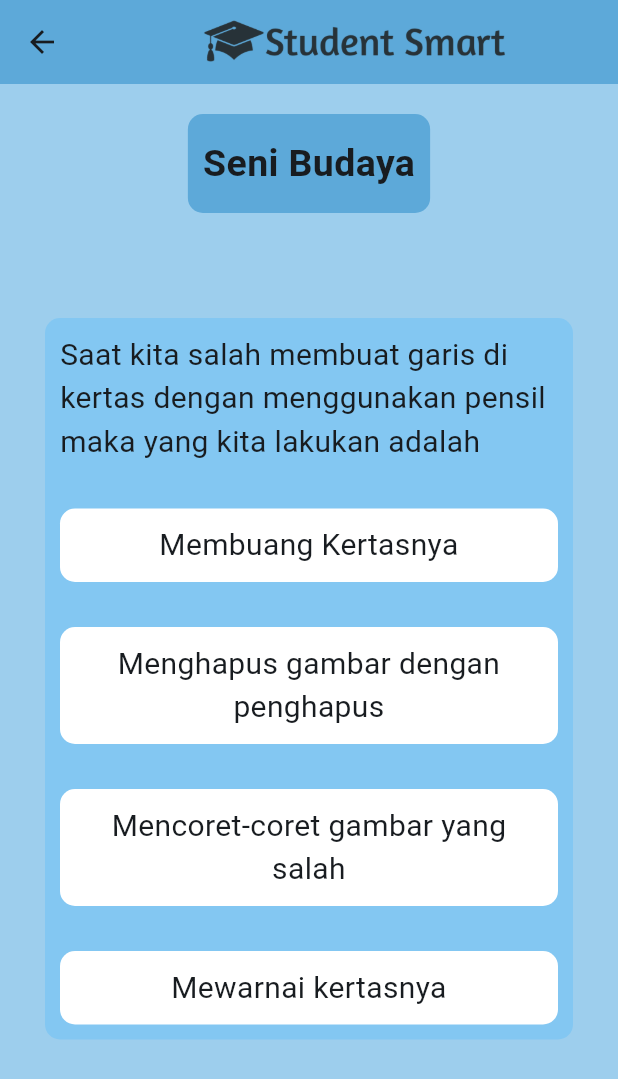
After one commit to RaflySyauqi21/student_smart, a Flutter app: the SeniBudayaPage screen opened directly, on a phone screen of 412 x 824 dp. The commit adds this screen. Shown: the top 1079 px of the screen. Run offline on Flutter 3.47's test engine with Material 3 defaults, Android fonts, the phone set to English and light mode, and no system bars.

Commit message:
Seni Budaya

```diff
--- a/lib/component/quiz_option.dart
+++ b/lib/component/quiz_option.dart
@@ -29,7 +29,11 @@ class _QuizOptionState extends State<QuizOption> {
           color: isTrue ? widget.color : Colors.white,
           borderRadius: BorderRadius.all(Radius.circular(10)),
         ),
-        child: Text(widget.name, style: TextStyle(fontSize: 20)),
+        child: Text(
+          widget.name,
+          textAlign: TextAlign.center,
+          style: TextStyle(fontSize: 20),
+        ),
       ),
     );
   }
--- a/lib/pages/quiz_selection_page.dart
+++ b/lib/pages/quiz_selection_page.dart
@@ -3,6 +3,7 @@ import 'package:student_smart/pages/bahasa_indonesia_page.dart';
 import 'package:student_smart/pages/bahasa_inggris_page.dart';
 import 'package:student_smart/pages/matematika_page.dart';
 import 'package:student_smart/pages/pendidikan_agama_page.dart';
+import 'package:student_smart/pages/seni_budaya_page.dart';
 
 class QuizSelectionpage extends StatefulWidget {
   const QuizSelectionpage({super.key});
@@ -19,12 +20,14 @@ class _QuizSelectionpageState extends State<QuizSelectionpage> {
     'Bahasa Inggris',
     'Pendidikan Agama',
     'Seni Budaya',
+    'Pendidikan Jasmani',
   ];
   List<Widget> halamanMataPelajaran = [
     BahasaIndonesiaPage(),
     MatematikaPage(),
     BahasaInggrisPage(),
     PendidikanAgamaPage(),
+    SeniBudayaPage(),
     MatematikaPage(),
   ];
   @override
--- /dev/null
+++ b/lib/pages/seni_budaya_page.dart
@@ -0,0 +1,65 @@
+import 'package:flutter/material.dart';
+import 'package:student_smart/component/quiz_option.dart';
+
+class SeniBudayaPage extends StatelessWidget {
+  const SeniBudayaPage({super.key});
+
+  @override
+  Widget build(BuildContext context) {
+    return Scaffold(
+      backgroundColor: Color.fromRGBO(157, 206, 237, 1),
+      appBar: AppBar(
+        title: Image.asset('assets/logo.png', width: 400, height: 260),
+        centerTitle: true,
+        backgroundColor: Color.fromRGBO(93, 169, 217, 1),
+      ),
+      body: Center(
+        child: Column(
+          children: [
+            SizedBox(height: 20),
+            Container(
+              padding: EdgeInsets.symmetric(vertical: 15, horizontal: 10),
+              decoration: BoxDecoration(
+                color: Color.fromRGBO(93, 169, 217, 1),
+                borderRadius: BorderRadius.all(Radius.circular(10)),
+              ),
+              child: Text(
+                'Seni Budaya',
+                style: TextStyle(fontSize: 25, fontWeight: FontWeight.bold),
+              ),
+            ),
+            SizedBox(height: 40),
+            Container(
+              padding: EdgeInsets.symmetric(vertical: 10, horizontal: 10),
+              margin: EdgeInsets.all(30),
+              decoration: BoxDecoration(
+                color: Color.fromRGBO(131, 199, 242, 1),
+                borderRadius: BorderRadius.all(Radius.circular(10)),
+              ),
+              child: Column(
+                crossAxisAlignment: CrossAxisAlignment.stretch,
+                spacing: 30,
+                children: [
+                  Text(
+                    'Saat kita salah membuat garis di kertas dengan menggunakan pensil maka yang kita lakukan adalah',
+                    style: TextStyle(fontSize: 20),
+                  ),
+                  QuizOption(name: 'Membuang Kertasnya', color: Colors.red),
+                  QuizOption(
+                    name: 'Menghapus gambar dengan penghapus',
+                    color: Colors.green,
+                  ),
+                  QuizOption(
+                    name: 'Mencoret-coret gambar yang salah',
+                    color: Colors.red,
+                  ),
+                  QuizOption(name: 'Mewarnai kertasnya', color: Colors.red),
+                ],
+              ),
+            ),
+          ],
+        ),
+      ),
+    );
+  }
+}
```
